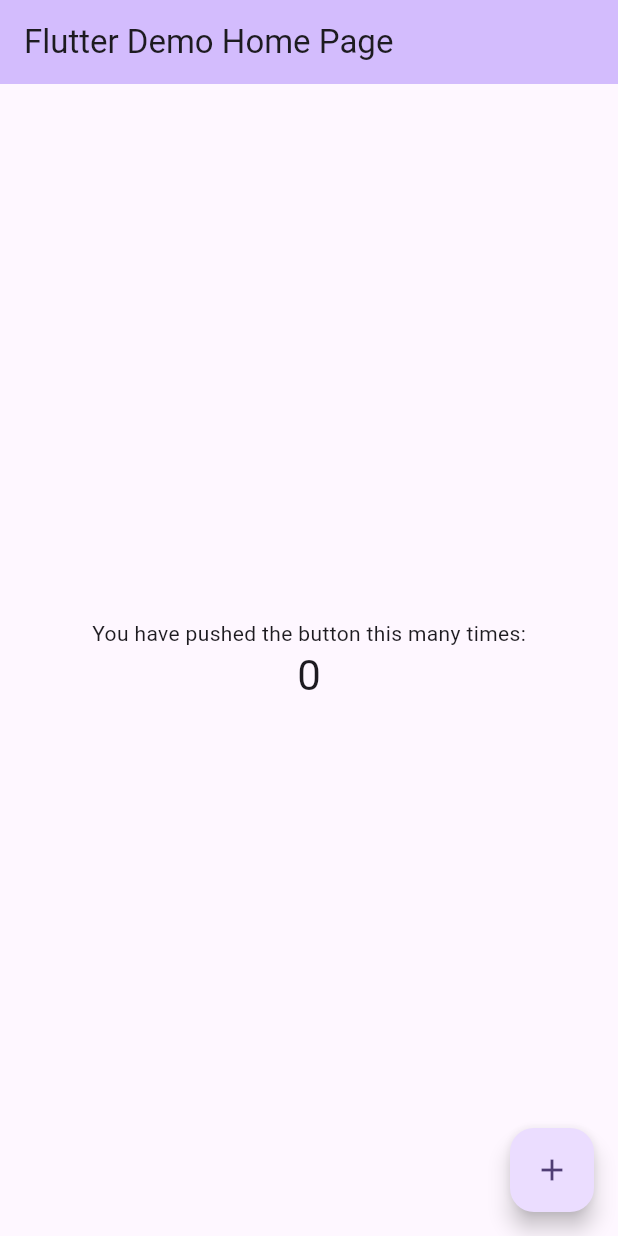
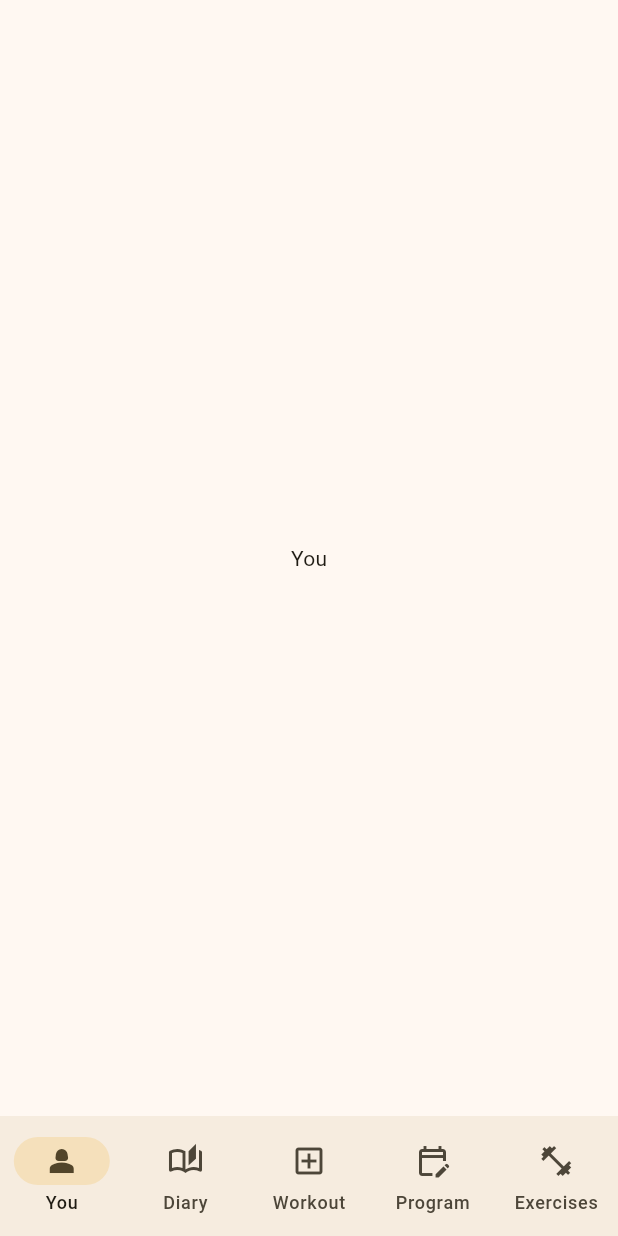
Before and after one commit to dve00/Jacked, a Flutter app: the screen it shows after launch, on a phone screen of 412 x 824 dp. Run offline on Flutter 3.47's test engine with Material 3 defaults, Android fonts, the phone set to English and light mode, and no system bars.

Commit message:
dve00/DvNRLV5m create navbar (#1)

```diff
--- a/lib/main.dart
+++ b/lib/main.dart
@@ -1,4 +1,9 @@
 import 'package:flutter/material.dart';
+import 'package:jacked/pages/diary_page.dart';
+import 'package:jacked/pages/exercises_page.dart';
+import 'package:jacked/pages/program_page.dart';
+import 'package:jacked/pages/workout_page.dart';
+import 'package:jacked/pages/you_page.dart';
 
 void main() {
   runApp(const MyApp());
@@ -7,119 +12,68 @@
 class MyApp extends StatelessWidget {
   const MyApp({super.key});
 
-  // This widget is the root of your application.
   @override
   Widget build(BuildContext context) {
     return MaterialApp(
-      title: 'Flutter Demo',
+      title: 'Jacked',
       theme: ThemeData(
-        // This is the theme of your application.
-        //
-        // TRY THIS: Try running your application with "flutter run". You'll see
-        // the application has a purple toolbar. Then, without quitting the app,
-        // try changing the seedColor in the colorScheme below to Colors.green
-        // and then invoke "hot reload" (save your changes or press the "hot
-        // reload" button in a Flutter-supported IDE, or press "r" if you used
-        // the command line to start the app).
-        //
-        // Notice that the counter didn't reset back to zero; the application
-        // state is not lost during the reload. To reset the state, use hot
-        // restart instead.
-        //
-        // This works for code too, not just values: Most code changes can be
-        // tested with just a hot reload.
-        colorScheme: ColorScheme.fromSeed(seedColor: Colors.deepPurple),
+        colorScheme: ColorScheme.fromSeed(
+          seedColor: Colors.amber,
+        ),
         useMaterial3: true,
       ),
-      home: const MyHomePage(title: 'Flutter Demo Home Page'),
+      home: const JackedHomePage(),
     );
   }
 }
 
-class MyHomePage extends StatefulWidget {
-  const MyHomePage({super.key, required this.title});
-
-  // This widget is the home page of your application. It is stateful, meaning
-  // that it has a State object (defined below) that contains fields that affect
-  // how it looks.
-
-  // This class is the configuration for the state. It holds the values (in this
-  // case the title) provided by the parent (in this case the App widget) and
-  // used by the build method of the State. Fields in a Widget subclass are
-  // always marked "final".
-
-  final String title;
+class JackedHomePage extends StatefulWidget {
+  const JackedHomePage({super.key});
 
   @override
-  State<MyHomePage> createState() => _MyHomePageState();
+  State<JackedHomePage> createState() => _JackedHomePageState();
 }
 
-class _MyHomePageState extends State<MyHomePage> {
-  int _counter = 0;
-
-  void _incrementCounter() {
-    setState(() {
-      // This call to setState tells the Flutter framework that something has
-      // changed in this State, which causes it to rerun the build method below
-      // so that the display can reflect the updated values. If we changed
-      // _counter without calling setState(), then the build method would not be
-      // called again, and so nothing would appear to happen.
-      _counter++;
-    });
-  }
+class _JackedHomePageState extends State<JackedHomePage> {
+  int currentPageIndex = 0;
 
   @override
   Widget build(BuildContext context) {
-    // This method is rerun every time setState is called, for instance as done
-    // by the _incrementCounter method above.
-    //
-    // The Flutter framework has been optimized to make rerunning build methods
-    // fast, so that you can just rebuild anything that needs updating rather
-    // than having to individually change instances of widgets.
     return Scaffold(
-      appBar: AppBar(
-        // TRY THIS: Try changing the color here to a specific color (to
-        // Colors.amber, perhaps?) and trigger a hot reload to see the AppBar
-        // change color while the other colors stay the same.
-        backgroundColor: Theme.of(context).colorScheme.inversePrimary,
-        // Here we take the value from the MyHomePage object that was created by
-        // the App.build method, and use it to set our appbar title.
-        title: Text(widget.title),
-      ),
-      body: Center(
-        // Center is a layout widget. It takes a single child and positions it
-        // in the middle of the parent.
-        child: Column(
-          // Column is also a layout widget. It takes a list of children and
-          // arranges them vertically. By default, it sizes itself to fit its
-          // children horizontally, and tries to be as tall as its parent.
-          //
-          // Column has various properties to control how it sizes itself and
-          // how it positions its children. Here we use mainAxisAlignment to
-          // center the children vertically; the main axis here is the vertical
-          // axis because Columns are vertical (the cross axis would be
-          // horizontal).
-          //
-          // TRY THIS: Invoke "debug painting" (choose the "Toggle Debug Paint"
-          // action in the IDE, or press "p" in the console), to see the
-          // wireframe for each widget.
-          mainAxisAlignment: MainAxisAlignment.center,
-          children: <Widget>[
-            const Text(
-              'You have pushed the button this many times:',
-            ),
-            Text(
-              '$_counter',
-              style: Theme.of(context).textTheme.headlineMedium,
-            ),
-          ],
-        ),
-      ),
-      floatingActionButton: FloatingActionButton(
-        onPressed: _incrementCounter,
-        tooltip: 'Increment',
-        child: const Icon(Icons.add),
-      ), // This trailing comma makes auto-formatting nicer for build methods.
+      bottomNavigationBar: NavigationBar(
+          onDestinationSelected: (index) => setState(() {
+                currentPageIndex = index;
+              }),
+          selectedIndex: currentPageIndex,
+          destinations: const <Widget>[
+            NavigationDestination(
+                icon: Icon(Icons.person_2_outlined),
+                selectedIcon: Icon(Icons.person_2),
+                label: "You"),
+            NavigationDestination(
+                icon: Icon(Icons.auto_stories_outlined),
+                selectedIcon: Icon(Icons.auto_stories),
+                label: "Diary"),
+            NavigationDestination(
+                icon: Icon(Icons.add_box_outlined),
+                selectedIcon: Icon(Icons.add_box),
+                label: "Workout"),
+            NavigationDestination(
+                icon: Icon(Icons.edit_calendar_outlined),
+                selectedIcon: Icon(Icons.edit_calendar),
+                label: "Program"),
+            NavigationDestination(
+                icon: Icon(Icons.fitness_center_outlined),
+                selectedIcon: Icon(Icons.fitness_center),
+                label: "Exercises")
+          ]),
+      body: <Widget>[
+        YouPage(),
+        DiaryPage(),
+        WorkoutPage(),
+        ProgramPage(),
+        ExercisesPage(),
+      ][currentPageIndex],
     );
   }
 }
--- /dev/null
+++ b/lib/pages/you_page.dart
@@ -0,0 +1,12 @@
+import 'package:flutter/material.dart';
+
+class YouPage extends StatelessWidget {
+  const YouPage({
+    super.key,
+  });
+
+  @override
+  Widget build(BuildContext context) {
+    return Scaffold(body: Center(child: Text("You")));
+  }
+}
```
Also changed, not shown: lib/pages/diary_page.dart (added, +14 -0 lines), lib/pages/exercises_page.dart (added, +14 -0 lines), lib/pages/program_page.dart (added, +14 -0 lines), lib/pages/workout_page.dart (added, +14 -0 lines).
